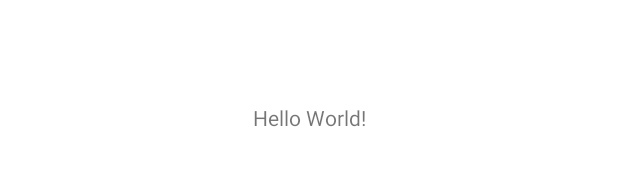
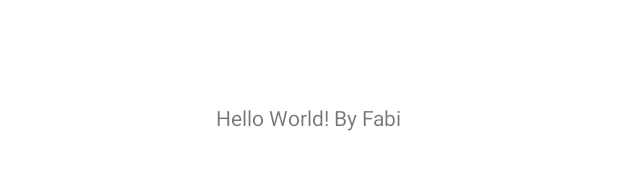
Before and after one commit to frsierrag/DangerZone, an Android app: the layout activity_main.xml on its own in the app's theme, with its tools: preview values and no code run, on a phone screen of 412 x 824 dp. Shown: the part 501-671 px from the top of the screen. Run offline under Robolectric (Android 15) with nearby library versions, the phone set to English and light mode, and no system bars.

Commit message:
1. Se crea clase Lugar 2. Se crea clase GeoPunto 3. Se crea clase TipoLugar 4. Se modifica MainActivity, se adicionan las librerías y se guarda el campo R.id en el activity_main.xml

```diff
--- a/app/src/main/res/layout/activity_main.xml
+++ b/app/src/main/res/layout/activity_main.xml
@@ -7,9 +7,10 @@
     tools:context=".MainActivity">
 
     <TextView
+        android:id="@+id/txt_mensaje"
         android:layout_width="wrap_content"
         android:layout_height="wrap_content"
-        android:text="Hello World!"
+        android:text="Hello World! By Fabi"
         app:layout_constraintBottom_toBottomOf="parent"
         app:layout_constraintLeft_toLeftOf="parent"
         app:layout_constraintRight_toRightOf="parent"
```
Also changed, not shown: app/src/main/java/com/grupo5/dangerzone/MainActivity.java (+23 -3 lines).
